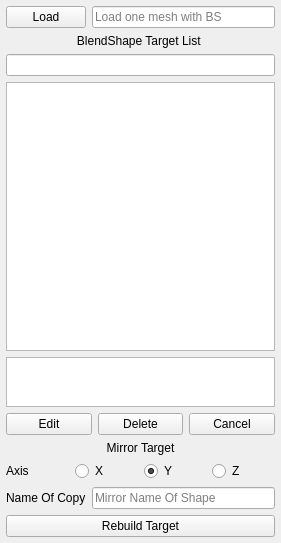
Qt form Faith/moduleInstaller/Faith/modules/Faith/scripts/Faith/Tools/BS_Manager/UI/BS_List.ui (Faith0521/Faith_Proj) before a commit.
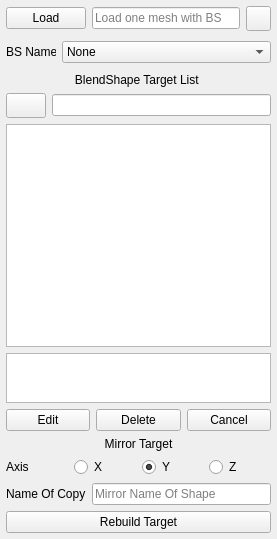
The same form after that commit. Icons and pictures are not drawn. Custom widgets are drawn as their Qt base class.

What changed in the file:
```diff
--- a/Faith/moduleInstaller/Faith/modules/Faith/scripts/Faith/Tools/BS_Manager/UI/BS_List.ui
+++ b/Faith/moduleInstaller/Faith/modules/Faith/scripts/Faith/Tools/BS_Manager/UI/BS_List.ui
@@ -6,8 +6,8 @@
    <rect>
     <x>0</x>
     <y>0</y>
-    <width>281</width>
-    <height>543</height>
+    <width>277</width>
+    <height>539</height>
    </rect>
   </property>
   <property name="windowTitle">
@@ -52,6 +52,81 @@
        </property>
       </widget>
      </item>
+     <item>
+      <widget class="QPushButton" name="setting_btn">
+       <property name="minimumSize">
+        <size>
+         <width>0</width>
+         <height>25</height>
+        </size>
+       </property>
+       <property name="maximumSize">
+        <size>
+         <width>25</width>
+         <height>16777215</height>
+        </size>
+       </property>
+       <property name="toolTip">
+        <string>Settings</string>
+       </property>
+       <property name="styleSheet">
+        <string notr="true">QPushButton{
+border-image: url(:/icon/SHAPES_preferences_150.png);
+}
+QPushButton:hover{
+border-image: url(:/icon/SHAPES_preferences_150_light.png);
+}
+QPushButton:pressed{
+border-image: url(:/icon/SHAPES_preferences_150.png);
+}</string>
+       </property>
+       <property name="text">
+        <string/>
+       </property>
+      </widget>
+     </item>
+    </layout>
+   </item>
+   <item>
+    <layout class="QHBoxLayout" name="bs_hb">
+     <item>
+      <widget class="MLabel" name="bs_lb">
+       <property name="minimumSize">
+        <size>
+         <width>0</width>
+         <height>30</height>
+        </size>
+       </property>
+       <property name="maximumSize">
+        <size>
+         <width>50</width>
+         <height>16777215</height>
+        </size>
+       </property>
+       <property name="font">
+        <font>
+         <family>Segoe UI</family>
+        </font>
+       </property>
+       <property name="text">
+        <string>BS Name</string>
+       </property>
+      </widget>
+     </item>
+     <item>
+      <widget class="MComboBox" name="bs_cb">
+       <property name="font">
+        <font>
+         <family>Segoe UI</family>
+        </font>
+       </property>
+       <item>
+        <property name="text">
+         <string>None</string>
+        </property>
+       </item>
+      </widget>
+     </item>
     </layout>
    </item>
    <item>
@@ -73,7 +148,38 @@
     </widget>
    </item>
    <item>
-    <widget class="MLineEdit" name="search_le"/>
+    <layout class="QHBoxLayout" name="search_hb">
+     <item>
+      <widget class="QPushButton" name="search_btn">
+       <property name="minimumSize">
+        <size>
+         <width>0</width>
+         <height>25</height>
+        </size>
+       </property>
+       <property name="toolTip">
+        <string>Case sensetive search</string>
+       </property>
+       <property name="styleSheet">
+        <string notr="true">QPushButton{
+border-image: url(:/icon/SHAPES_weightPaste_200.png);
+}
+QPushButton:hover{
+border-image: url(:/icon/SHAPES_weightPaste_200_light.png);
+}
+QPushButton:pressed{
+border-image: url(:/icon/SHAPES_weightPaste_200.png);
+}</string>
+       </property>
+       <property name="text">
+        <string/>
+       </property>
+      </widget>
+     </item>
+     <item>
+      <widget class="MLineEdit" name="search_le"/>
+     </item>
+    </layout>
    </item>
    <item>
     <widget class="QListWidget" name="target_list"/>
@@ -97,6 +203,12 @@
          <family>Segoe UI</family>
         </font>
        </property>
+       <property name="toolTip">
+        <string>Edit blendShape</string>
+       </property>
+       <property name="styleSheet">
+        <string notr="true"/>
+       </property>
        <property name="text">
         <string>Edit</string>
        </property>
@@ -265,6 +377,11 @@
    <extends>QRadioButton</extends>
    <header>dayu_widgets.radio_button</header>
   </customwidget>
+  <customwidget>
+   <class>MComboBox</class>
+   <extends>QComboBox</extends>
+   <header>dayu_widgets.combo_box</header>
+  </customwidget>
  </customwidgets>
  <resources/>
  <connections/>
```
Left out of the diff: 10 changed lines with no effect on the pictures.
